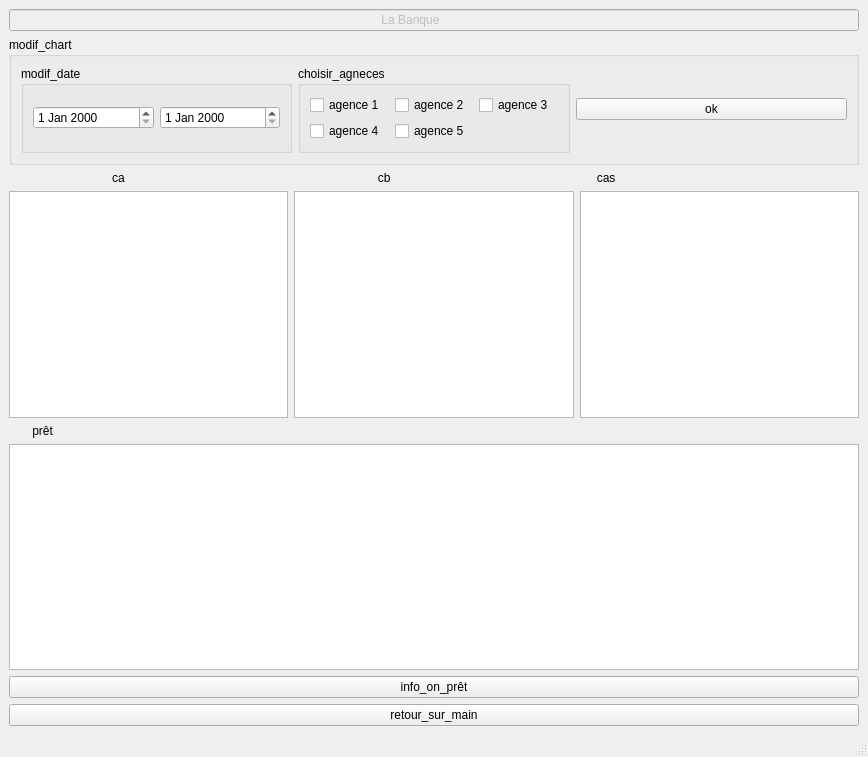
DARWICHAli/IHM, file IHM/mainwindow.ui: the form before one commit.
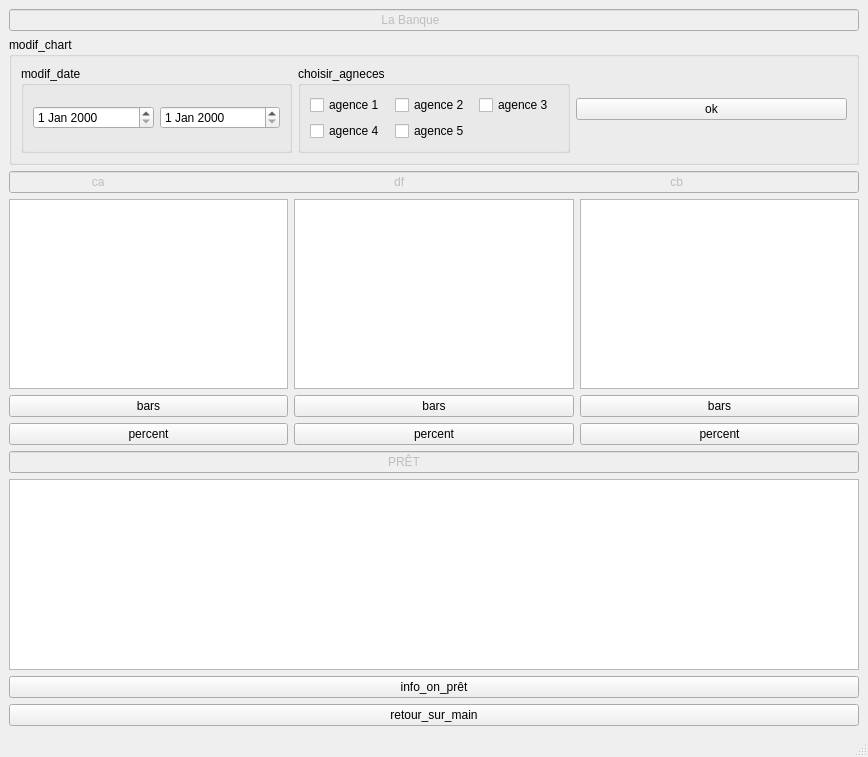
The form after the commit. Custom widgets are drawn as their Qt base class.

Diff of the .ui file:
```diff
--- a/IHM/mainwindow.ui
+++ b/IHM/mainwindow.ui
@@ -116,29 +116,77 @@
      </widget>
     </item>
     <item>
-     <widget class="QLabel" name="label_3">
+     <widget class="QLineEdit" name="lineEdit_3names">
+      <property name="enabled">
+       <bool>false</bool>
+      </property>
       <property name="text">
-       <string>                               ca                                                                            cb                                                              cas </string>
+       <string>                        ca                                                                                       df                                                                                cb</string>
       </property>
      </widget>
     </item>
     <item>
-     <layout class="QHBoxLayout" name="horizontalLayout_1">
-      <item>
+     <layout class="QGridLayout" name="gridLayout_4">
+      <item row="0" column="0">
        <widget class="QtCharts::QChartView" name="graphicsView"/>
       </item>
-      <item>
-       <widget class="QtCharts::QChartView" name="graphicsView_3"/>
-      </item>
-      <item>
+      <item row="0" column="1">
        <widget class="QtCharts::QChartView" name="graphicsView_2"/>
       </item>
+      <item row="1" column="0">
+       <widget class="QPushButton" name="pushButton_6">
+        <property name="text">
+         <string>bars</string>
+        </property>
+       </widget>
+      </item>
+      <item row="0" column="2">
+       <widget class="QtCharts::QChartView" name="graphicsView_3"/>
+      </item>
+      <item row="2" column="2">
+       <widget class="QPushButton" name="pushButton_5">
+        <property name="text">
+         <string>percent</string>
+        </property>
+       </widget>
+      </item>
+      <item row="1" column="2">
+       <widget class="QPushButton" name="pushButton_8">
+        <property name="text">
+         <string>bars</string>
+        </property>
+       </widget>
+      </item>
+      <item row="2" column="0">
+       <widget class="QPushButton" name="pushButton_3">
+        <property name="text">
+         <string>percent</string>
+        </property>
+       </widget>
+      </item>
+      <item row="2" column="1">
+       <widget class="QPushButton" name="pushButton_4">
+        <property name="text">
+         <string>percent</string>
+        </property>
+       </widget>
+      </item>
+      <item row="1" column="1">
+       <widget class="QPushButton" name="pushButton_7">
+        <property name="text">
+         <string>bars</string>
+        </property>
+       </widget>
+      </item>
      </layout>
     </item>
     <item>
-     <widget class="QLabel" name="label_2">
+     <widget class="QLineEdit" name="lineEdit_pret">
+      <property name="enabled">
+       <bool>false</bool>
+      </property>
       <property name="text">
-       <string>       prêt</string>
+       <string>                                                                                                                 PRÊT</string>
       </property>
      </widget>
     </item>
```
Left out of the diff: 46 changed lines with no effect on the pictures.
